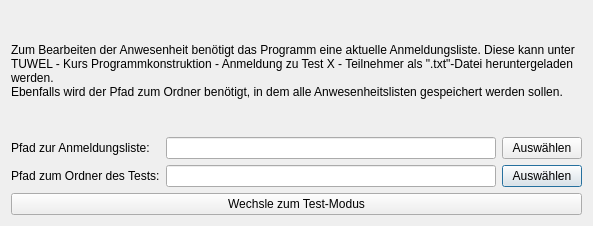
Qt form ui/load_test_dialog.ui (jakobkogler/pk-tool) before a commit.
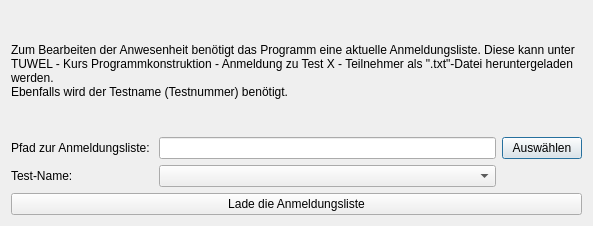
The same form after that commit.

Commit message: Change load test dialog

Patch:
```diff
--- a/ui/load_test_dialog.ui
+++ b/ui/load_test_dialog.ui
@@ -11,9 +11,16 @@
    </rect>
   </property>
   <property name="windowTitle">
-   <string>Test-Modus</string>
+   <string>Laden der Anmeldungsliste für einen Test</string>
   </property>
   <layout class="QGridLayout" name="gridLayout">
+   <item row="3" column="1">
+    <widget class="QComboBox" name="folder_combobox">
+     <property name="layoutDirection">
+      <enum>Qt::LeftToRight</enum>
+     </property>
+    </widget>
+   </item>
    <item row="2" column="1">
     <widget class="QLineEdit" name="line_edit_application_file"/>
    </item>
@@ -27,15 +34,12 @@
    <item row="3" column="0">
     <widget class="QLabel" name="label_folder_path">
      <property name="text">
-      <string>Pfad zum Ordner des Tests:</string>
+      <string>Test-Name:</string>
      </property>
     </widget>
    </item>
-   <item row="3" column="1">
-    <widget class="QLineEdit" name="line_edit_folder_path"/>
-   </item>
-   <item row="3" column="2">
-    <widget class="QPushButton" name="button_folder_path">
+   <item row="2" column="2">
+    <widget class="QPushButton" name="button_application_file">
      <property name="text">
       <string>Auswählen</string>
      </property>
@@ -45,30 +49,19 @@
     <widget class="QLabel" name="label_description">
      <property name="text">
       <string>Zum Bearbeiten der Anwesenheit benötigt das Programm eine aktuelle Anmeldungsliste. Diese kann unter TUWEL - Kurs Programmkonstruktion - Anmeldung zu Test X - Teilnehmer als &quot;.txt&quot;-Datei heruntergeladen werden. 
-Ebenfalls wird der Pfad zum Ordner benötigt, in dem alle Anwesenheitslisten gespeichert werden sollen. </string>
+Ebenfalls wird der Testname (Testnummer) benötigt. </string>
      </property>
      <property name="wordWrap">
       <bool>true</bool>
      </property>
     </widget>
    </item>
-   <item row="2" column="2">
-    <widget class="QPushButton" name="button_application_file">
-     <property name="text">
-      <string>Auswählen</string>
-     </property>
-    </widget>
-   </item>
    <item row="4" column="0" colspan="3">
-    <layout class="QHBoxLayout" name="horizontalLayout">
-     <item>
-      <widget class="QPushButton" name="pushButton">
-       <property name="text">
-        <string>Wechsle zum Test-Modus</string>
-       </property>
-      </widget>
-     </item>
-    </layout>
+    <widget class="QPushButton" name="button_load_application_list">
+     <property name="text">
+      <string>Lade die Anmeldungsliste</string>
+     </property>
+    </widget>
    </item>
   </layout>
  </widget>
```
The commit also changes 2 other files.
